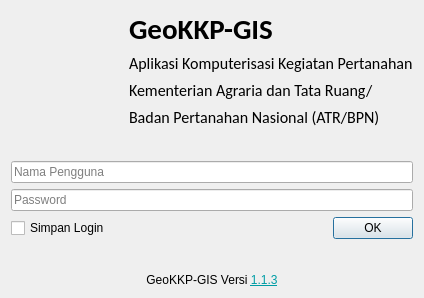
Old version of the form ui/login.ui in the repository nyanyaon/GeoKKP-GIS.
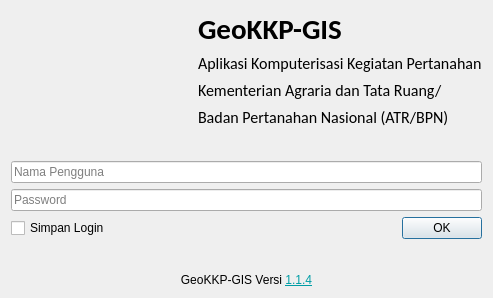
New version of the form. Icons and pictures are not drawn. Custom widgets are drawn as their Qt base class.

The edit to the form file:
```diff
--- a/ui/login.ui
+++ b/ui/login.ui
@@ -6,7 +6,7 @@
    <rect>
     <x>0</x>
     <y>0</y>
-    <width>424</width>
+    <width>493</width>
     <height>298</height>
    </rect>
   </property>
@@ -205,7 +205,7 @@
        <item>
         <widget class="QLabel" name="lblTermsOfService">
          <property name="text">
-          <string>&lt;html&gt;&lt;head/&gt;&lt;body&gt;&lt;p&gt;GeoKKP-GIS Versi &lt;a href=&quot;https://github.com/danylaksono/GeoKKP-GIS&quot;&gt;&lt;span style=&quot; color:#009da5;&quot;&gt;1.1.3&lt;/span&gt;&lt;/a&gt;&lt;/p&gt;&lt;/body&gt;&lt;/html&gt;</string>
+          <string>&lt;html&gt;&lt;head/&gt;&lt;body&gt;&lt;p&gt;GeoKKP-GIS Versi &lt;a href=&quot;https://github.com/danylaksono/GeoKKP-GIS&quot;&gt;&lt;span style=&quot; text-decoration: underline; color:#009da5;&quot;&gt;1.1.4&lt;/span&gt;&lt;/a&gt;&lt;/p&gt;&lt;/body&gt;&lt;/html&gt;</string>
          </property>
          <property name="alignment">
           <set>Qt::AlignCenter</set>
```
